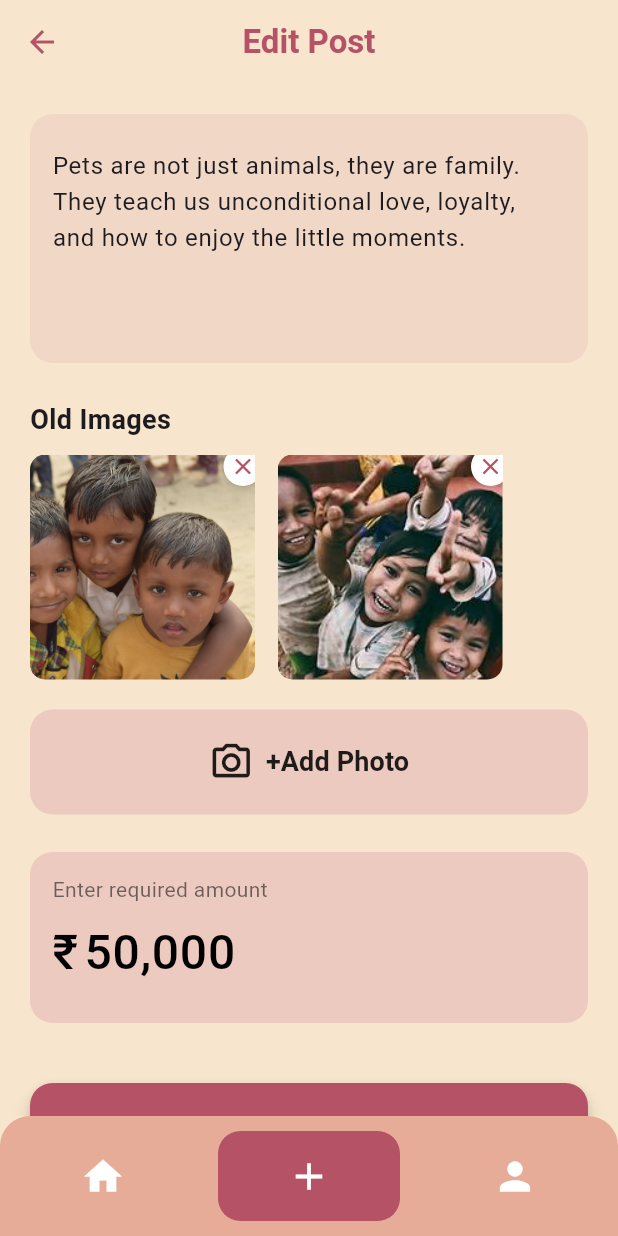
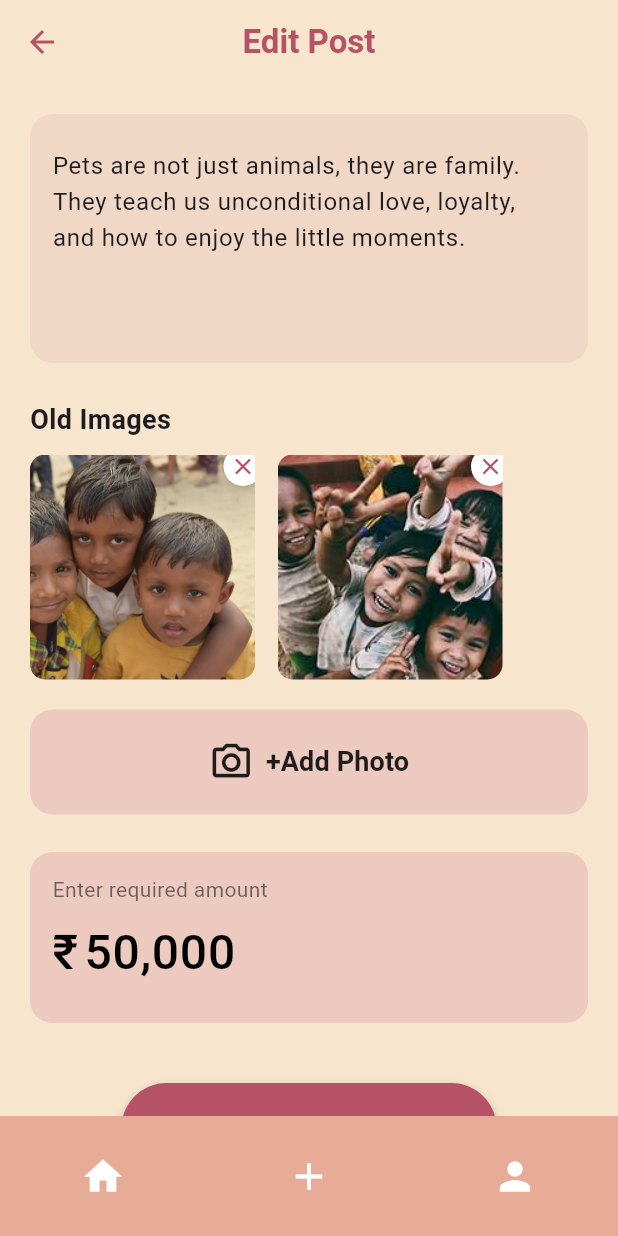
Before and after one commit to Nensi-Devani/kindora, a Flutter app: the MyPostCard widget shown alone on an empty page, opened directly, after a tap on "Edit", on a phone screen of 412 x 824 dp. Run offline on Flutter 3.47's test engine with Material 3 defaults, Android fonts, the phone set to English and light mode, and no system bars; our stand-ins replace image_picker.

Commit message:
edited code

```diff
--- a/lib/screens/edit_post_screen.dart
+++ b/lib/screens/edit_post_screen.dart
@@ -63,14 +63,17 @@ class _EditPostScreenState extends State<EditPostScreen> {
   }
 
   void _handlePost() {
-    debugPrint('*** Post button clicked! Saving changes: ***');
   debugPrint('Description: ${_descriptionController.text}');
   debugPrint('Amount: ${_amountController.text}');
   debugPrint('Images remaining: ${_images.length}');
 
-    // Optionally navigate back after posting
-    Navigator.pop(context);
+  // Navigate to HomeScreen
+  Navigator.pushReplacement(
+    context,
+    MaterialPageRoute(builder: (context) => HomeScreen()),
+  );
 }
+
 
   @override
   Widget build(BuildContext context) {
@@ -350,15 +353,16 @@ class _EditPostScreenState extends State<EditPostScreen> {
   }
 
  Widget _buildPostButton() {
-    return SizedBox(
-      width: double.infinity,
+  return Center(
+    child: SizedBox(
+      width: 250,
       height: 60,
       child: ElevatedButton(
-        onPressed: _handlePost, // CLICK EVENT: Post the updates
+        onPressed: _handlePost,
         style: ElevatedButton.styleFrom(
-          backgroundColor: AppColors.primaryButton, // B55266
+          backgroundColor: AppColors.primaryButton,
           shape: RoundedRectangleBorder(
-            borderRadius: BorderRadius.circular(15),
+            borderRadius: BorderRadius.circular(30),
           ),
           elevation: 5,
         ),
@@ -371,8 +375,10 @@ class _EditPostScreenState extends State<EditPostScreen> {
           ),
         ),
       ),
+    ),
   );
 }
+
 
   // --- Bottom Navigation Bar with Click Events ---
 
@@ -382,8 +388,8 @@ class _EditPostScreenState extends State<EditPostScreen> {
       decoration: BoxDecoration(
         color: AppColors.secondaryBackground, // E7AC98
         borderRadius: const BorderRadius.only(
-          topLeft: Radius.circular(20),
-          topRight: Radius.circular(20),
+          topLeft: Radius.circular(0),
+          topRight: Radius.circular(0),
         ),
       ),
       child: Row(
@@ -401,7 +407,7 @@ class _EditPostScreenState extends State<EditPostScreen> {
           // 2. Add Button (Selected State in the image)
           _navItem(
             Icons.add,
-            true, // Add is selected/active on this screen
+            false, // Add is selected/active on this screen
             AppColors.primaryButton,
             () {
               // CLICK EVENT: Go to Add Post Screen
--- a/lib/screens/my_posts_screen.dart
+++ b/lib/screens/my_posts_screen.dart
@@ -69,7 +69,7 @@ class MyPostsScreen extends StatelessWidget {
               children: [
                 Icon(Icons.close, color: Colors.black, size: 20),
                 SizedBox(width: 5),
-                Text("Cancel", style: TextStyle(color: Colors.black)),
+                Text("", style: TextStyle(color: Colors.black)),
               ],
             ),
           ),
@@ -85,8 +85,8 @@ class MyPostsScreen extends StatelessWidget {
       decoration: BoxDecoration(
         color: AppColors.secondaryBackground, // E7AC98
         borderRadius: const BorderRadius.only(
-          topLeft: Radius.circular(20),
-          topRight: Radius.circular(20),
+          topLeft: Radius.circular(0),
+          topRight: Radius.circular(0),
         ),
       ),
       child: Row(
@@ -123,7 +123,7 @@ class MyPostsScreen extends StatelessWidget {
           // 3. Profile Button (Selected State in MyPost.png)
           _navItem(
             Icons.person,
-            true, // Profile is selected
+            false, // Profile is selected
             AppColors.primaryButton,
             () {
               // CLICK EVENT: Navigate to Profile Screen
@@ -219,7 +219,7 @@ class MyPostCard extends StatelessWidget {
             Row(
               children: [
                 Text(
-                  "Kind Donor with Soft Heart",
+                  "Kind Donor",
                   style: TextStyle(color: Colors.grey, fontSize: 13),
                 ),
                 SizedBox(width: 4),
@@ -260,20 +260,20 @@ class MyPostCard extends StatelessWidget {
       children: [
         const Text(
           "Amount Required: ",
-          style: TextStyle(fontWeight: FontWeight.bold, fontSize: 14),
+          style: TextStyle(fontWeight: FontWeight.bold, fontSize: 11),
         ),
         Text(
           "50,000",
-          style: TextStyle(fontWeight: FontWeight.bold, color: Colors.black),
+          style: TextStyle(fontWeight: FontWeight.bold, color:  AppColors.primaryButton,fontSize: 12),
         ), // DF8B92
         const Spacer(),
         const Text(
           "Amount Received: ",
-          style: TextStyle(fontWeight: FontWeight.bold, fontSize: 14),
+          style: TextStyle(fontWeight: FontWeight.bold, fontSize: 11),
         ),
         Text(
           "15,000",
-          style: TextStyle(fontWeight: FontWeight.bold, color: Colors.black),
+          style: TextStyle(fontWeight: FontWeight.bold, color: AppColors.primaryButton,fontSize: 12),
         ), // DF8B92
       ],
     );
@@ -330,7 +330,7 @@ class MyPostCard extends StatelessWidget {
         // 3. Donate Button (Navigation)
         _feedButton(
           icon: Icons.favorite,
-          label: "Donate Now",
+          label: "Donate",
           onPressed: () {
             // CLICK EVENT: Navigate to Payment Screen
             Navigator.push(
```
Lines whose indentation alone changed are shown as unchanged.
